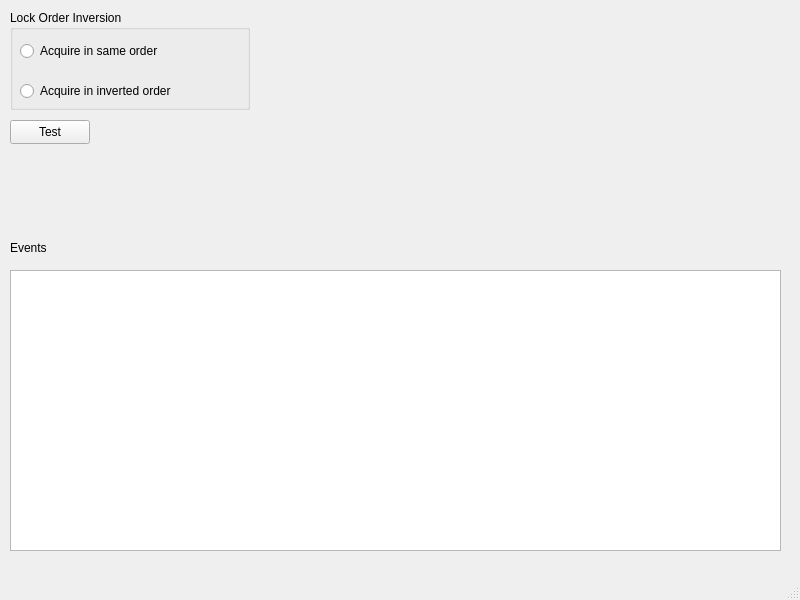
First picture: the form in mainwindow.ui, repository TallDave67/thread-tester-ui, before the edit.
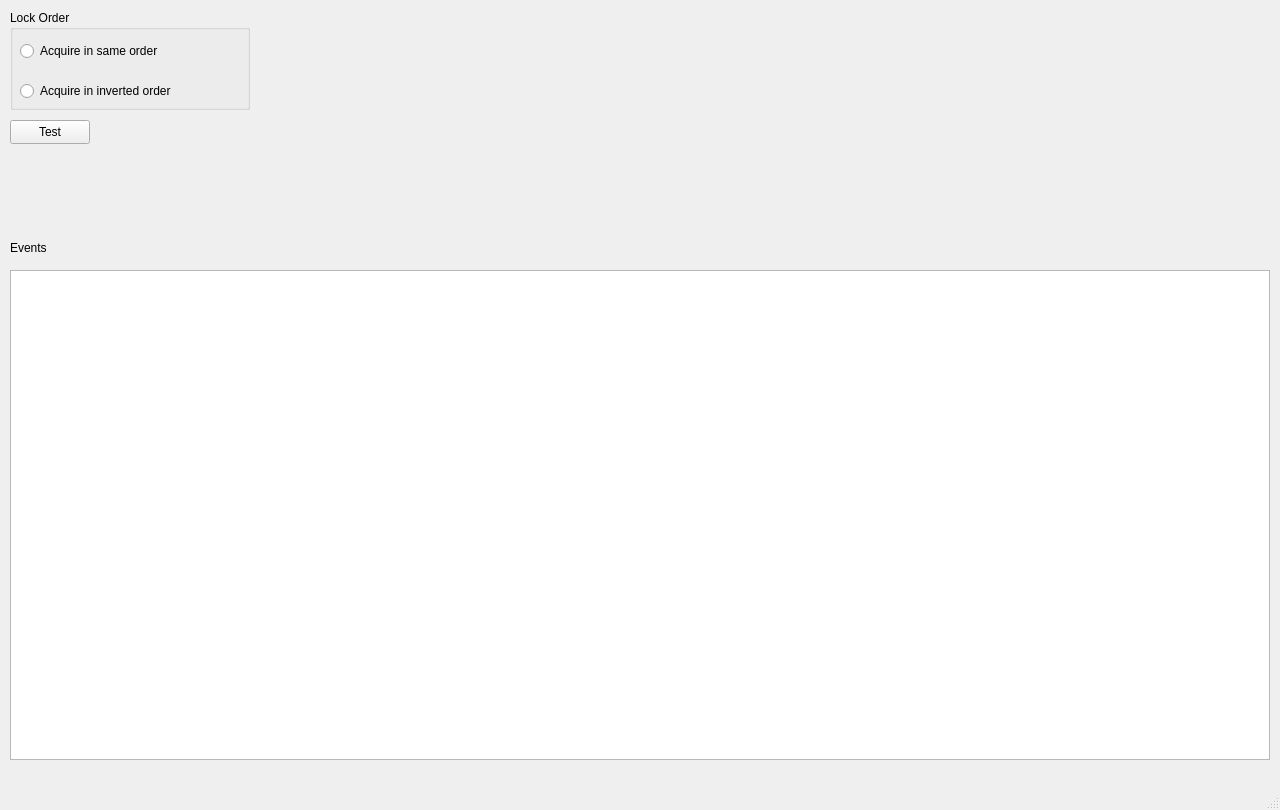
Second picture: the form after the edit.

Commit message: removed string 'inversion' from all Lock Order names as it adds no value

```diff
--- a/mainwindow.ui
+++ b/mainwindow.ui
@@ -6,8 +6,8 @@
    <rect>
     <x>0</x>
     <y>0</y>
-    <width>800</width>
-    <height>600</height>
+    <width>1280</width>
+    <height>810</height>
    </rect>
   </property>
   <property name="windowTitle">
@@ -24,7 +24,7 @@
      </rect>
     </property>
     <property name="title">
-     <string>Lock Order Inversion</string>
+     <string>Lock Order</string>
     </property>
     <widget class="QRadioButton" name="radioButton_lockOrderSame">
      <property name="geometry">
@@ -77,8 +77,8 @@
      <rect>
       <x>10</x>
       <y>270</y>
-      <width>771</width>
-      <height>281</height>
+      <width>1260</width>
+      <height>490</height>
      </rect>
     </property>
    </widget>
```
Left out of the diff: 14 changed lines with no effect on the pictures. The commit also changes 3 other files.
